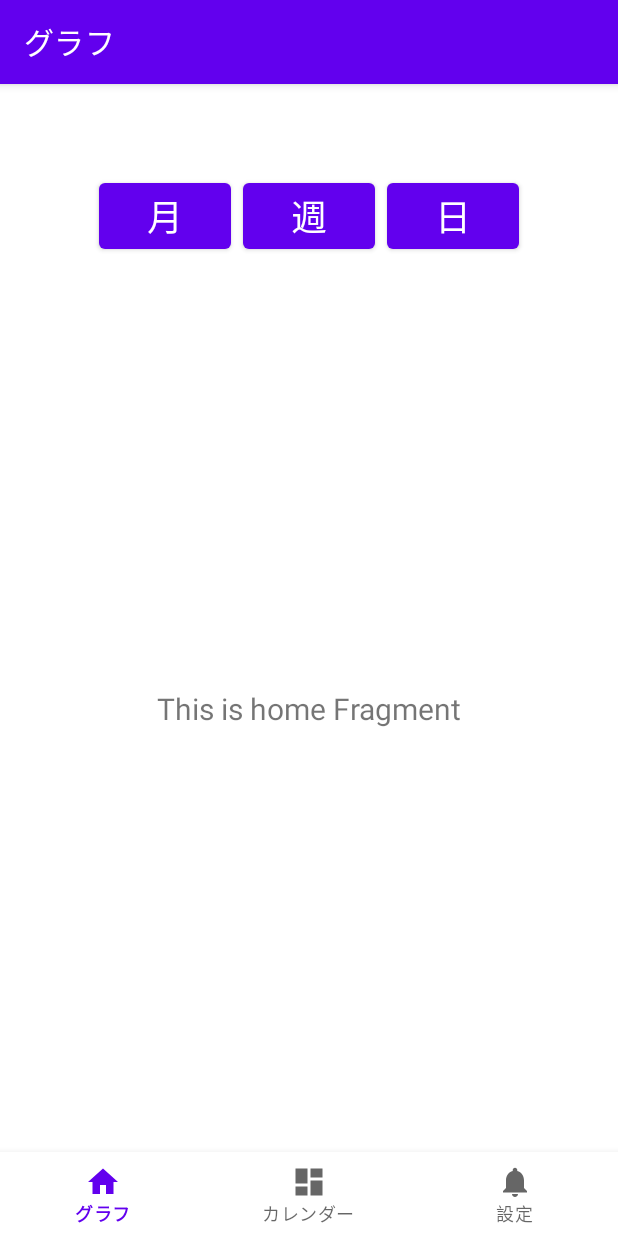
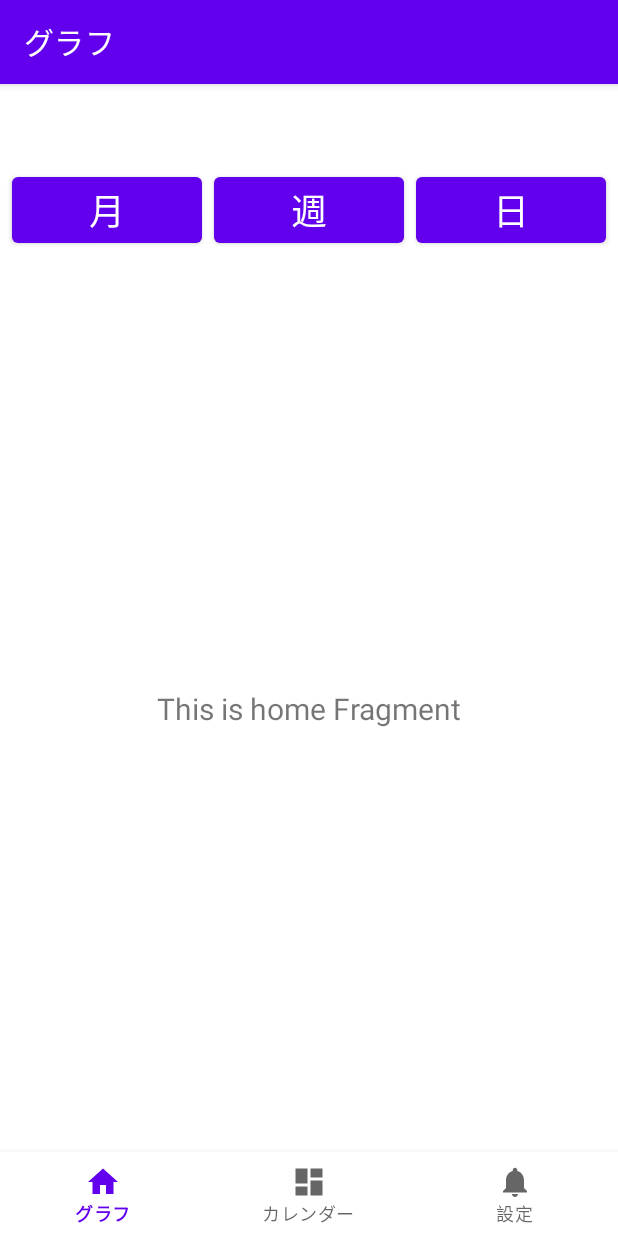
Before and after one commit to ryohamag/Get, an Android app: the screen it shows after launch (MainActivity), on a phone screen of 412 x 824 dp. Run offline under Robolectric (Android 15) with nearby library versions, the phone set to English and light mode, and no system bars; our stand-ins replace navigation-ui.

Commit message:
グラフのみに月週日を表示/上部

```diff
--- a/app/src/main/res/layout/activity_main.xml
+++ b/app/src/main/res/layout/activity_main.xml
@@ -31,42 +31,4 @@
         app:layout_constraintTop_toTopOf="parent"
         app:navGraph="@navigation/mobile_navigation" />
 
-    <Button
-        android:id="@+id/btMonth"
-        android:layout_width="wrap_content"
-        android:layout_height="wrap_content"
-        android:layout_marginTop="32dp"
-        android:layout_marginEnd="8dp"
-        android:text="@string/month"
-        android:textSize="24sp"
-        app:layout_constraintEnd_toStartOf="@+id/btWeek"
-        app:layout_constraintHorizontal_bias="0.5"
-        app:layout_constraintStart_toEndOf="@+id/nav_host_fragment_activity_main"
-        app:layout_constraintTop_toTopOf="@+id/nav_host_fragment_activity_main" />
-
-    <Button
-        android:id="@+id/btWeek"
-        android:layout_width="wrap_content"
-        android:layout_height="wrap_content"
-        android:layout_marginTop="32dp"
-        android:layout_marginEnd="8dp"
-        android:text="@string/week"
-        android:textSize="24sp"
-        app:layout_constraintEnd_toStartOf="@+id/btDay"
-        app:layout_constraintHorizontal_bias="0.5"
-        app:layout_constraintStart_toEndOf="@+id/btMonth"
-        app:layout_constraintTop_toTopOf="@+id/nav_host_fragment_activity_main" />
-
-    <Button
-        android:id="@+id/btDay"
-        android:layout_width="wrap_content"
-        android:layout_height="wrap_content"
-        android:layout_marginTop="32dp"
-        android:text="@string/day"
-        android:textSize="24sp"
-        app:layout_constraintEnd_toStartOf="@+id/nav_host_fragment_activity_main"
-        app:layout_constraintHorizontal_bias="0.5"
-        app:layout_constraintStart_toEndOf="@+id/btWeek"
-        app:layout_constraintTop_toTopOf="@+id/nav_host_fragment_activity_main" />
-
 </androidx.constraintlayout.widget.ConstraintLayout>
--- a/app/src/main/res/layout/fragment_home.xml
+++ b/app/src/main/res/layout/fragment_home.xml
@@ -19,4 +19,43 @@
         app:layout_constraintEnd_toEndOf="parent"
         app:layout_constraintStart_toStartOf="parent"
         app:layout_constraintTop_toTopOf="parent" />
+
+    <Button
+        android:id="@+id/btMonth"
+        android:layout_width="0dp"
+        android:layout_height="wrap_content"
+        android:layout_marginStart="8dp"
+        android:layout_marginEnd="8dp"
+        android:text="@string/month"
+        android:textSize="24sp"
+        app:layout_constraintEnd_toStartOf="@+id/btWeek"
+        app:layout_constraintHorizontal_bias="0.5"
+        app:layout_constraintStart_toStartOf="parent"
+        app:layout_constraintTop_toTopOf="parent" />
+
+    <Button
+        android:id="@+id/btWeek"
+        android:layout_width="0dp"
+        android:layout_height="wrap_content"
+        android:layout_marginEnd="8dp"
+        android:text="@string/week"
+        android:textSize="24sp"
+        app:layout_constraintEnd_toStartOf="@+id/btDay"
+        app:layout_constraintHorizontal_bias="0.5"
+        app:layout_constraintStart_toEndOf="@+id/btMonth"
+        app:layout_constraintTop_toTopOf="parent" />
+
+    <Button
+        android:id="@+id/btDay"
+        android:layout_width="0dp"
+        android:layout_height="wrap_content"
+        android:layout_marginEnd="8dp"
+        android:text="@string/day"
+        android:textSize="24sp"
+        app:layout_constraintEnd_toEndOf="parent"
+        app:layout_constraintHorizontal_bias="0.5"
+        app:layout_constraintStart_toEndOf="@+id/btWeek"
+        app:layout_constraintTop_toTopOf="parent" />
+
+
 </androidx.constraintlayout.widget.ConstraintLayout>
```
